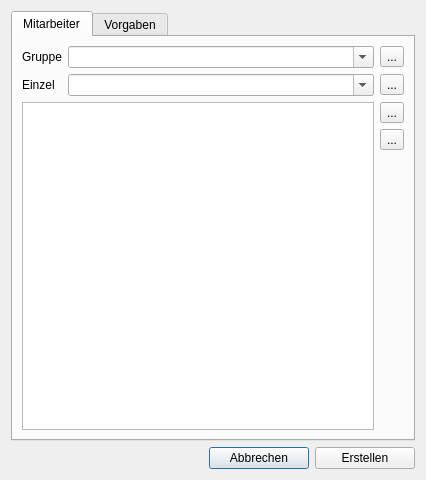
The window that ui/qmaddmultipletraindatadialog.ui (Christian-Kr/QualificationMatrix) describes before a commit, drawn with Qt 5.
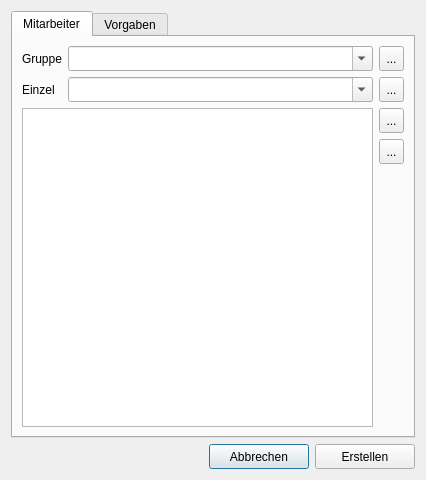
The same window after the commit. Icons and pictures are not drawn.

```diff
--- a/ui/qmaddmultipletraindatadialog.ui
+++ b/ui/qmaddmultipletraindatadialog.ui
@@ -39,6 +39,12 @@
            <verstretch>0</verstretch>
           </sizepolicy>
          </property>
+         <property name="minimumSize">
+          <size>
+           <width>0</width>
+           <height>25</height>
+          </size>
+         </property>
          <property name="editable">
           <bool>true</bool>
          </property>
@@ -48,9 +54,6 @@
          <property name="insertPolicy">
           <enum>QComboBox::NoInsert</enum>
          </property>
-         <property name="sizeAdjustPolicy">
-          <enum>QComboBox::AdjustToMinimumContentsLength</enum>
-         </property>
          <property name="minimumContentsLength">
           <number>20</number>
          </property>
@@ -58,6 +61,12 @@
        </item>
        <item row="0" column="2">
         <widget class="QToolButton" name="tbAddEmployeeFromGroup">
+         <property name="minimumSize">
+          <size>
+           <width>25</width>
+           <height>25</height>
+          </size>
+         </property>
          <property name="text">
           <string>...</string>
          </property>
@@ -67,8 +76,8 @@
          </property>
          <property name="iconSize">
           <size>
-           <width>22</width>
-           <height>22</height>
+           <width>16</width>
+           <height>16</height>
           </size>
          </property>
         </widget>
@@ -88,6 +97,12 @@
            <verstretch>0</verstretch>
           </sizepolicy>
          </property>
+         <property name="minimumSize">
+          <size>
+           <width>0</width>
+           <height>25</height>
+          </size>
+         </property>
          <property name="editable">
           <bool>true</bool>
          </property>
@@ -97,9 +112,6 @@
          <property name="insertPolicy">
           <enum>QComboBox::NoInsert</enum>
          </property>
-         <property name="sizeAdjustPolicy">
-          <enum>QComboBox::AdjustToMinimumContentsLength</enum>
-         </property>
          <property name="minimumContentsLength">
           <number>20</number>
          </property>
@@ -107,6 +119,12 @@
        </item>
        <item row="1" column="2">
         <widget class="QToolButton" name="tbAddEmployee">
+         <property name="minimumSize">
+          <size>
+           <width>25</width>
+           <height>25</height>
+          </size>
+         </property>
          <property name="text">
           <string>...</string>
          </property>
@@ -116,13 +134,13 @@
          </property>
          <property name="iconSize">
           <size>
-           <width>22</width>
-           <height>22</height>
+           <width>16</width>
+           <height>16</height>
           </size>
          </property>
         </widget>
        </item>
-       <item row="2" column="0" colspan="2">
+       <item row="2" column="0" rowspan="3" colspan="2">
         <widget class="QListWidget" name="lwEmployees">
          <property name="sizePolicy">
           <sizepolicy hsizetype="Expanding" vsizetype="Preferred">
@@ -133,9 +151,13 @@
         </widget>
        </item>
        <item row="2" column="2">
-        <layout class="QVBoxLayout" name="verticalLayout_3">
-         <item>
           <widget class="QToolButton" name="tbRemoveEmployee">
+         <property name="minimumSize">
+          <size>
+           <width>25</width>
+           <height>25</height>
+          </size>
+         </property>
            <property name="text">
             <string>...</string>
            </property>
@@ -145,14 +167,20 @@
            </property>
            <property name="iconSize">
             <size>
-             <width>22</width>
-             <height>22</height>
+           <width>16</width>
+           <height>16</height>
             </size>
            </property>
           </widget>
          </item>
-         <item>
+       <item row="3" column="2">
           <widget class="QToolButton" name="tbClear">
+         <property name="minimumSize">
+          <size>
+           <width>25</width>
+           <height>25</height>
+          </size>
+         </property>
            <property name="text">
             <string>...</string>
            </property>
@@ -162,13 +190,13 @@
            </property>
            <property name="iconSize">
             <size>
-             <width>22</width>
-             <height>22</height>
+           <width>16</width>
+           <height>16</height>
             </size>
            </property>
           </widget>
          </item>
-         <item>
+       <item row="4" column="2">
           <spacer name="verticalSpacer_2">
            <property name="orientation">
             <enum>Qt::Vertical</enum>
@@ -176,12 +204,10 @@
            <property name="sizeHint" stdset="0">
             <size>
              <width>20</width>
-             <height>40</height>
+           <height>255</height>
             </size>
            </property>
           </spacer>
-         </item>
-        </layout>
        </item>
       </layout>
      </widget>
@@ -295,7 +321,7 @@
        <property name="minimumSize">
         <size>
          <width>100</width>
-         <height>0</height>
+         <height>25</height>
         </size>
        </property>
        <property name="text">
@@ -308,7 +334,7 @@
        <property name="minimumSize">
         <size>
          <width>100</width>
-         <height>0</height>
+         <height>25</height>
         </size>
        </property>
        <property name="text">
```
Left out of the diff: 35 changed lines with no effect on the pictures. Lines whose indentation alone changed are shown as unchanged.
